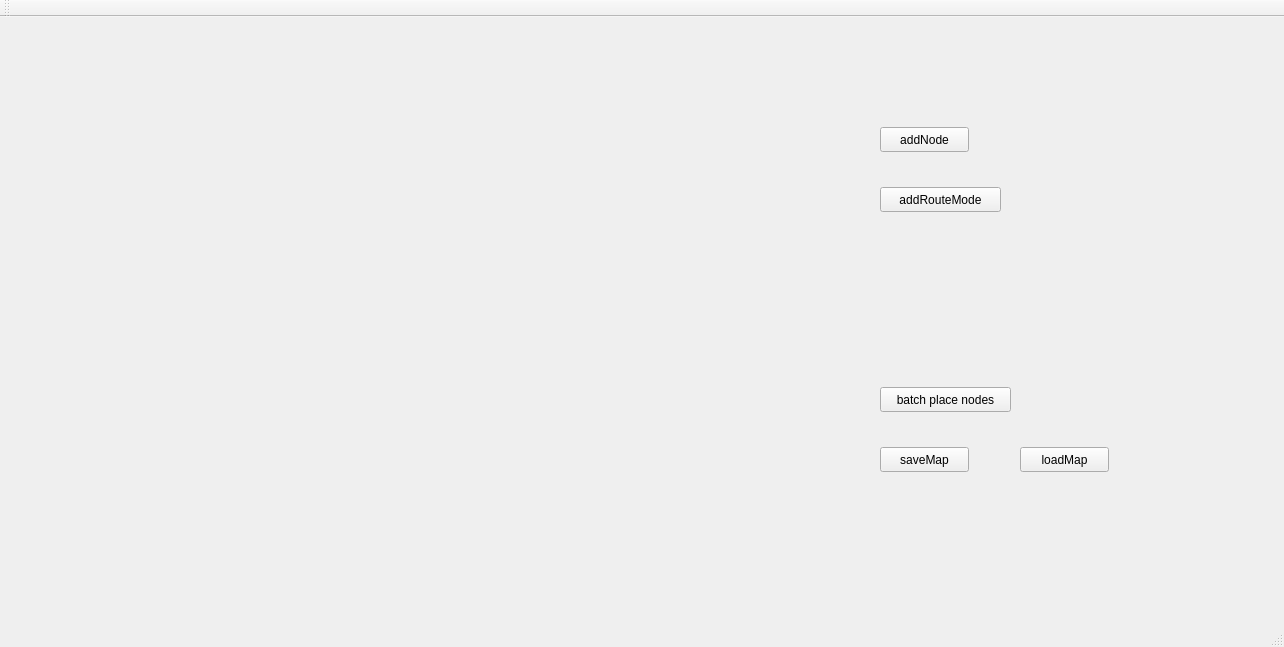
The window that CORE/mainwindow.ui (UnderValley/SRTP) describes before a commit, drawn with Qt 5.
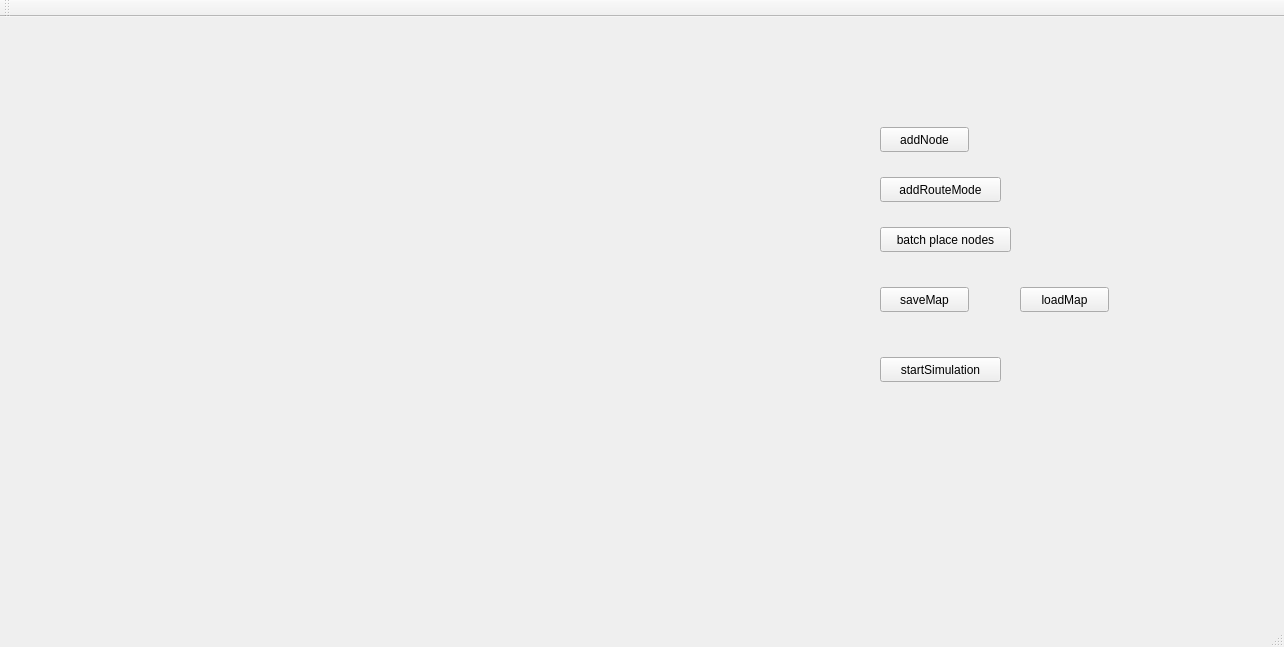
The same window after the commit.

Diff of the .ui file:
```diff
--- a/CORE/mainwindow.ui
+++ b/CORE/mainwindow.ui
@@ -31,7 +31,7 @@
     <property name="geometry">
      <rect>
       <x>880</x>
-      <y>370</y>
+      <y>210</y>
       <width>131</width>
       <height>25</height>
      </rect>
@@ -44,7 +44,7 @@
     <property name="geometry">
      <rect>
       <x>880</x>
-      <y>170</y>
+      <y>160</y>
       <width>121</width>
       <height>25</height>
      </rect>
@@ -57,7 +57,7 @@
     <property name="geometry">
      <rect>
       <x>880</x>
-      <y>430</y>
+      <y>270</y>
       <width>89</width>
       <height>25</height>
      </rect>
@@ -70,7 +70,7 @@
     <property name="geometry">
      <rect>
       <x>1020</x>
-      <y>430</y>
+      <y>270</y>
       <width>89</width>
       <height>25</height>
      </rect>
@@ -79,6 +79,19 @@
      <string>loadMap</string>
     </property>
    </widget>
+   <widget class="QPushButton" name="btn_startSim">
+    <property name="geometry">
+     <rect>
+      <x>880</x>
+      <y>340</y>
+      <width>121</width>
+      <height>25</height>
+     </rect>
+    </property>
+    <property name="text">
+     <string>startSimulation</string>
+    </property>
+   </widget>
   </widget>
   <widget class="QMenuBar" name="menuBar">
    <property name="geometry">
```
Left out of the diff: 23 changed lines with no effect on the pictures.
